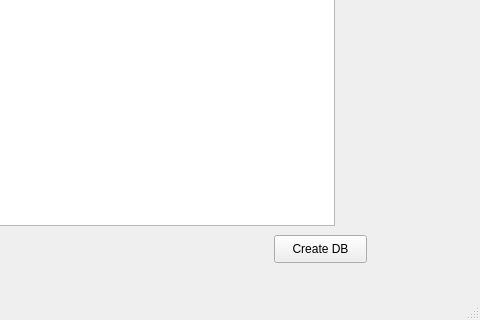
Before: the Qt Designer form StuffFinder/StuffFinder/stufffinder.ui in toddn1704/code-musketeers, drawn with Qt 5; both pictures show x 726 to 1206 and y 431 to 751 of the 1206 by 751 pixel window.
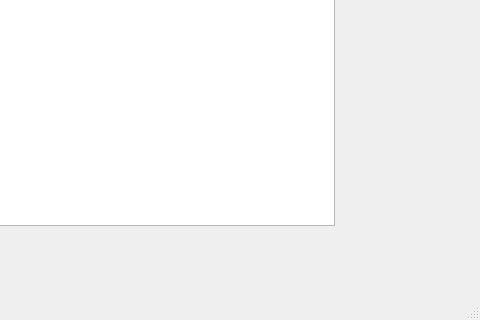
After: the same form once the commit is applied.

Commit message: Removed Create Database button and its functionality

Patch:
```diff
--- a/StuffFinder/StuffFinder/stufffinder.ui
+++ b/StuffFinder/StuffFinder/stufffinder.ui
@@ -14,19 +14,6 @@
    <string>StuffFinder</string>
   </property>
   <widget class="QWidget" name="centralWidget">
-   <widget class="QPushButton" name="Create_db">
-    <property name="geometry">
-     <rect>
-      <x>1000</x>
-      <y>630</y>
-      <width>93</width>
-      <height>28</height>
-     </rect>
-    </property>
-    <property name="text">
-     <string>Create DB</string>
-    </property>
-   </widget>
    <widget class="QTabWidget" name="tabWidget">
     <property name="geometry">
      <rect>
```
Left out of the diff: 5 changed lines with no effect on the pictures. The commit also changes 3 other files.
